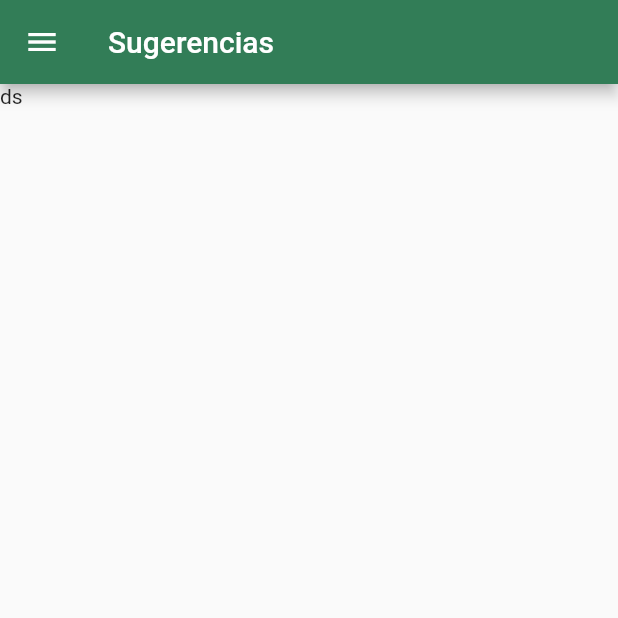
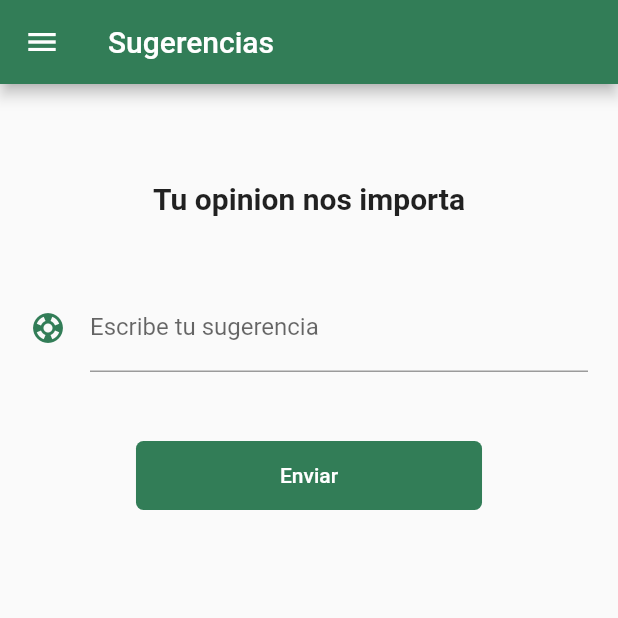
Before and after one commit to Esmerlin79/movilapp_utesa, a Flutter app: the SuggestionPage screen opened by its route, on a phone screen of 412 x 824 dp, the top half of it. Run offline on Flutter 3.47's test engine with Material 2 defaults, Android fonts, the light colour scheme and no system bars; our stand-ins replace shared_preferences, syncfusion_flutter_calendar, youtube_player_flutter; accounts and stored records are empty; network calls fail.

Commit message:
add suggestionPage

```diff
--- a/lib/src/pages/suggestion_page.dart
+++ b/lib/src/pages/suggestion_page.dart
@@ -1,18 +1,110 @@
 import 'package:flutter/material.dart';
+import 'package:utesaapp/src/providers/services_provider.dart';
 import 'package:utesaapp/src/utils/utils.dart';
 import 'package:utesaapp/src/widget/menu_widget.dart';
 
-class SuggestionPage extends StatelessWidget {
+class SuggestionPage extends StatefulWidget {
+
+  @override
+  _SuggestionPageState createState() => _SuggestionPageState();
+}
+
+class _SuggestionPageState extends State<SuggestionPage> {
+
+  final serviceProvider = ServicesProvider();
+  final formKey  = GlobalKey<FormState>();
+  final scaffoldkey = GlobalKey<ScaffoldState>();
+  String? _suggestion = '';
 
   @override
   Widget build(BuildContext context) {
     return Scaffold(
+      key: scaffoldkey,
       appBar: AppBar(
         title: Text("Sugerencias"),
         backgroundColor: HexColor("327D57"),
       ),
       drawer: MenuWidget(),
-      body: Text('ds'),
+      body: Container(
+        padding: EdgeInsets.only(top: 65.0),
+        child: Column(
+          children: [
+            Center(
+              child: Text('Tu opinion nos importa', style: TextStyle(fontWeight: FontWeight.bold, fontSize: 20.0),),
+            ),
+            SizedBox(height: 45.0,),
+            Form(
+              key: formKey,
+              child: Column(
+                children: [
+                  _createInput(),
+                  SizedBox(height: 45.0,),
+                  _createButtton(),
+                ],
+              ),
+            ),
+          ],
+        ),
+      ),
     );
   }
+
+  Widget _createInput() {
+    return Container(
+      padding: EdgeInsets.symmetric(horizontal: 20.0),
+      child: TextFormField(
+        decoration: InputDecoration(
+          icon: Icon(Icons.support, color: HexColor("327D57"),),
+          labelText: 'Escribe tu sugerencia',
+        ),
+        onSaved: (value) => _suggestion = value,
+        validator: (value) {
+          if( value == "") return "Porfavor registre su sugerencia";
+        },
+      ),
+    );
+  }
+
+  Widget _createButtton() {
+   return RaisedButton(
+     child: Container(
+       padding: EdgeInsets.symmetric(horizontal: 80.0,vertical: 15.0),
+       child: Text('Enviar'),
+     ),
+     shape: RoundedRectangleBorder(
+       borderRadius: BorderRadius.circular(5.0),
+     ),
+     elevation: 0.0,
+     color: HexColor("327D57"),
+     textColor: Colors.white,
+     onPressed: () => _onSubmit(),
+   );
+ }
+
+  void _onSubmit() async {
+
+      if( !formKey.currentState!.validate() ) return;
+
+      formKey.currentState!.save();
+
+      loading(context);
+
+      final resp = await serviceProvider.addSuggestion( _suggestion  );
+
+      if( !resp["ok"] ) {
+        alertLogout(context);
+      }
+      Navigator.pop(context);
+      mostrarSnackbar(resp["data"]);
+  }
+
+  void mostrarSnackbar(String mensaje) {
+
+    final snackbar =SnackBar(
+      content: Text(mensaje),
+      duration: Duration(milliseconds: 2500),
+    );
+    scaffoldkey.currentState!.showSnackBar(snackbar);
+  }
+
 }
```
Also changed, not shown: lib/src/providers/services_provider.dart (+22 -0 lines).
